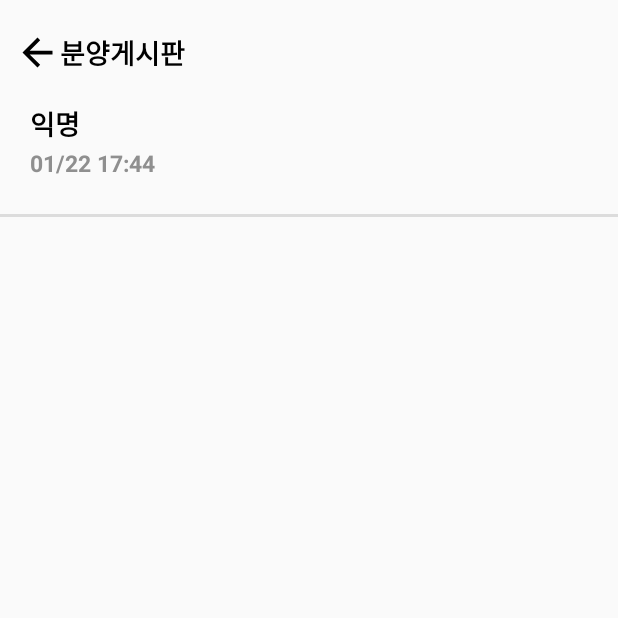
After one commit to K-Graduate/application, an Android app: the PostDetailActivity screen opened directly, with no data from a screen before it, on a phone screen of 412 x 824 dp, the top half of it. The commit adds this screen. Run offline under Robolectric (Android 15) with nearby library versions, the phone set to English and light mode, and no system bars; pictures from the network do not load.

Commit message:
detailpost 디자인 완료, file_id값 오류 존재

```diff
--- /dev/null
+++ b/KGraduate/app/src/main/java/com/example/kgraduate/PostDetailActivity.kt
@@ -0,0 +1,52 @@
+package com.example.kgraduate
+
+import android.graphics.Paint
+import androidx.appcompat.app.AppCompatActivity
+import android.os.Bundle
+import android.util.Log
+import android.widget.TextView
+import com.example.kgraduate.databinding.ActivityPostDetailBinding
+import com.example.kgraduate.login.LoginActivity.Companion.TAG
+import com.example.kgraduate.posts.DetailPostAdapter
+import com.example.kgraduate.repository.entity.Post
+import com.google.gson.Gson
+
+class PostDetailActivity : AppCompatActivity() {
+    lateinit var binding : ActivityPostDetailBinding
+    lateinit var detailPostAdapter: DetailPostAdapter
+
+    override fun onCreate(savedInstanceState: Bundle?) {
+        super.onCreate(savedInstanceState)
+        setContentView(R.layout.activity_post_detail)
+
+        init()
+    }
+
+    fun setPost(post : Post) {
+        Log.d(TAG, "setPost: $post")
+        binding.tvId.text = "왜안돼"
+        binding.tvTime.text = post.create_time
+
+        var ids = post.file_id.split("|")
+        detailPostAdapter.datas = ids as MutableList
+    }
+
+    fun init() {
+        binding = ActivityPostDetailBinding.inflate(layoutInflater)
+
+        detailPostAdapter = DetailPostAdapter(baseContext)
+        binding.rvPost.adapter = detailPostAdapter
+
+        // 뒤로가기 버튼
+        binding.tvBack.setOnClickListener {
+            finish()
+        }
+
+        if(intent.hasExtra("post")) {
+            Log.d(TAG, "intent 수신 성공")
+            val gson = Gson()
+            val post = gson.fromJson(intent.getStringExtra("post"), Post::class.java)
+            setPost(post)
+        }
+    }
+}
--- a/KGraduate/app/src/main/java/com/example/kgraduate/write/MultiImageAdapter.kt
+++ b/KGraduate/app/src/main/java/com/example/kgraduate/write/MultiImageAdapter.kt
@@ -10,7 +10,7 @@ import android.widget.ImageView
 import androidx.recyclerview.widget.RecyclerView
 import com.bumptech.glide.Glide
 import com.example.kgraduate.R
-import kotlinx.android.synthetic.main.image_item.view.*
+//import kotlinx.android.synthetic.main.image_item.view.*
 
 class MultiImageAdapter(private val context: Context, private val listener: onRemoveClick) :
     RecyclerView.Adapter<MultiImageAdapter.ViewHolder>() {
@@ -46,7 +46,7 @@ class MultiImageAdapter(private val context: Context, private val listener: onRe
     }
 
     inner class ViewHolder(itemView: View) : RecyclerView.ViewHolder(itemView) {
-        var image: ImageView = itemView.image
-        val button: Button = itemView.btn_recycler_item
+        var image: ImageView = itemView.findViewById(R.id.image)
+        val button: Button = itemView.findViewById(R.id.btn_recycler_item)
     }
 }
--- /dev/null
+++ b/KGraduate/app/src/main/res/layout/activity_post_detail.xml
@@ -0,0 +1,83 @@
+<?xml version="1.0" encoding="utf-8"?>
+<androidx.constraintlayout.widget.ConstraintLayout xmlns:android="http://schemas.android.com/apk/res/android"
+    xmlns:app="http://schemas.android.com/apk/res-auto"
+    xmlns:tools="http://schemas.android.com/tools"
+    android:layout_width="match_parent"
+    android:layout_height="match_parent"
+    tools:context=".PostDetailActivity">
+
+    <ImageView
+        android:id="@+id/iv_back"
+        android:layout_width="30dp"
+        android:layout_height="30dp"
+        android:src="@drawable/ic_baseline_arrow_back"
+        app:layout_constraintStart_toStartOf="parent"
+        app:layout_constraintTop_toTopOf="parent"
+        android:layout_marginStart="10dp"
+        android:layout_marginTop="20dp"/>
+
+    <TextView
+        android:id="@+id/tv_back"
+        android:layout_width="wrap_content"
+        android:layout_height="wrap_content"
+        android:text="분양게시판"
+        android:textStyle="bold"
+        android:textColor="@color/black"
+        android:textSize="18sp"
+        app:layout_constraintStart_toEndOf="@id/iv_back"
+        app:layout_constraintTop_toTopOf="@id/iv_back"
+        app:layout_constraintBottom_toBottomOf="@id/iv_back"/>
+
+    <TextView
+        android:id="@+id/tv_id"
+        android:layout_width="wrap_content"
+        android:layout_height="wrap_content"
+        android:text="익명"
+        android:textColor="@color/black"
+        android:textStyle="bold"
+        android:textSize="18sp"
+        app:layout_constraintStart_toStartOf="@id/iv_back"
+        app:layout_constraintTop_toBottomOf="@id/tv_back"
+        android:layout_marginStart="10dp"
+        android:layout_marginTop="20dp"/>
+
+    <TextView
+        android:id="@+id/tv_time"
+        android:layout_width="wrap_content"
+        android:layout_height="wrap_content"
+        android:text="01/22 17:44"
+        android:textSize="15sp"
+        android:textStyle="bold"
+        android:textColor="#8f8f8f"
+        app:layout_constraintStart_toStartOf="@id/tv_id"
+        app:layout_constraintTop_toBottomOf="@id/tv_id"
+        android:layout_marginTop="2dp"/>
+
+    <androidx.recyclerview.widget.RecyclerView
+        android:id="@+id/rv_post"
+        android:layout_width="match_parent"
+        android:layout_height="wrap_content"
+        app:layoutManager="androidx.recyclerview.widget.LinearLayoutManager"
+        android:orientation="vertical"
+        app:layout_constraintTop_toBottomOf="@id/tv_time"
+        tools:listitem="@layout/recylcer_post_detail_item"
+        android:layout_marginTop="5dp"/>
+
+    <View style="@style/Divider"
+        android:id="@+id/view_divider"
+        app:layout_constraintStart_toStartOf="parent"
+        app:layout_constraintTop_toBottomOf="@id/rv_post"
+        android:layout_marginTop="18dp"/>
+
+    <androidx.recyclerview.widget.RecyclerView
+        android:id="@+id/rv_comment"
+        android:layout_width="match_parent"
+        android:layout_height="wrap_content"
+        app:layoutManager="androidx.recyclerview.widget.LinearLayoutManager"
+        android:orientation="vertical"
+        app:layout_constraintTop_toBottomOf="@id/view_divider"
+        tools:listitem="@layout/recycler_comment_item"
+        android:layout_marginTop="5dp"/>
+
+
+</androidx.constraintlayout.widget.ConstraintLayout>
--- a/KGraduate/build.gradle
+++ b/KGraduate/build.gradle
@@ -8,7 +8,7 @@ buildscript {
     }
     dependencies {
         classpath "com.android.tools.build:gradle:4.1.1"
-        classpath "org.jetbrains.kotlin:kotlin-gradle-plugin:$kotlin_version"
+        classpath "org.jetbrains.kotlin:kotlin-gradle-plugin:1.5.31"
 
         def nav_version = "2.3.5"
         classpath "androidx.navigation:navigation-safe-args-gradle-plugin:$nav_version"
```
Also changed, not shown: KGraduate/app/build.gradle (+5 -3 lines), KGraduate/app/src/main/AndroidManifest.xml (+6 -3 lines), KGraduate/app/src/main/java/com/example/kgraduate/love/LoveFragment.kt (+14 -1 lines), KGraduate/app/src/main/java/com/example/kgraduate/posts/DetailPostAdapter.kt (added, +37 -0 lines), KGraduate/app/src/main/java/com/example/kgraduate/posts/PostAdapter.kt (+28 -6 lines), KGraduate/app/src/main/res/layout/recycler_comment_item.xml (added, +47 -0 lines), KGraduate/app/src/main/res/layout/recylcer_post_detail_item.xml (added, +25 -0 lines).
